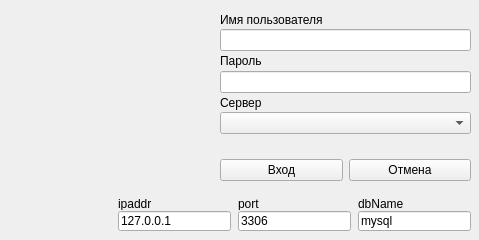
solderercb/snap_crm, file loginwindow.ui: the form before one commit.
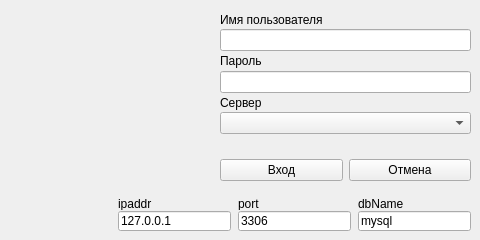
The form after the commit.

Patch:
```diff
--- a/loginwindow.ui
+++ b/loginwindow.ui
@@ -6,7 +6,7 @@
    <rect>
     <x>0</x>
     <y>0</y>
-    <width>479</width>
+    <width>480</width>
     <height>240</height>
    </rect>
   </property>
```
